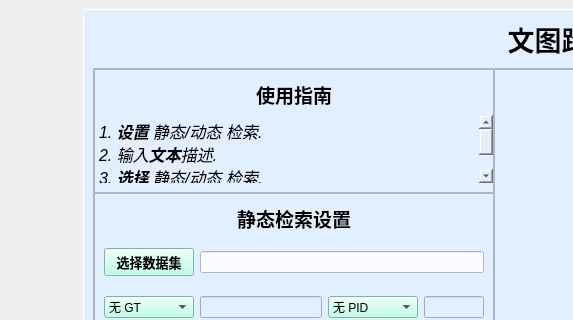
Old version of the form ui_designer/tbps.ui in the repository lugengyou/Atlas200_tbps_ui; both pictures show x 0 to 573 and y 0 to 320 of the 1367 by 843 pixel window.
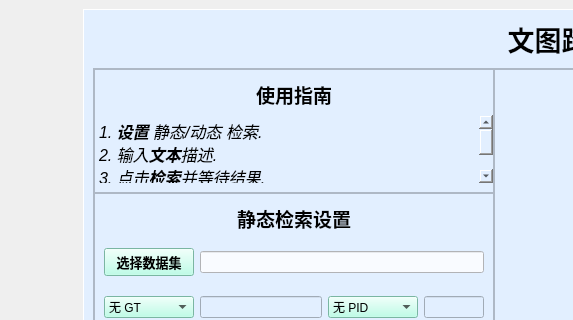
New version of the form.

Commit message: [NEW] 更新ui操作界面说明

What changed in the file:
```diff
--- a/ui_designer/tbps.ui
+++ b/ui_designer/tbps.ui
@@ -186,8 +186,8 @@
 &lt;html&gt;&lt;head&gt;&lt;meta name=&quot;qrichtext&quot; content=&quot;1&quot; /&gt;&lt;style type=&quot;text/css&quot;&gt;
 p, li { white-space: pre-wrap; }
 &lt;/style&gt;&lt;/head&gt;&lt;body style=&quot; font-family:'Sans Serif'; font-size:9pt; font-weight:400; font-style:normal;&quot;&gt;
-&lt;p style=&quot; margin-top:0px; margin-bottom:0px; margin-left:0px; margin-right:0px; -qt-block-indent:0; text-indent:0px;&quot;&gt;&lt;span style=&quot; font-size:12pt; font-style:italic;&quot;&gt;1. &lt;/span&gt;&lt;span style=&quot; font-size:12pt; font-weight:600; font-style:italic;&quot;&gt;设置&lt;/span&gt;&lt;span style=&quot; font-size:12pt; font-style:italic;&quot;&gt; 静态/动态 检索.&lt;br /&gt;2. 输入&lt;/span&gt;&lt;span style=&quot; font-size:12pt; font-weight:600; font-style:italic;&quot;&gt;文本&lt;/span&gt;&lt;span style=&quot; font-size:12pt; font-style:italic;&quot;&gt;描述.&lt;br /&gt;3. &lt;/span&gt;&lt;span style=&quot; font-size:12pt; font-weight:600; font-style:italic;&quot;&gt;选择&lt;/span&gt;&lt;span style=&quot; font-size:12pt; font-style:italic;&quot;&gt; 静态/动态 检索.&lt;br /&gt;4. 点击&lt;/span&gt;&lt;span style=&quot; font-size:12pt; font-weight:600; font-style:italic;&quot;&gt;检索&lt;/span&gt;&lt;span style=&quot; font-size:12pt; font-style:italic;&quot;&gt;并等待结果.&lt;/span&gt;&lt;/p&gt;
-&lt;p style=&quot; margin-top:0px; margin-bottom:0px; margin-left:0px; margin-right:0px; -qt-block-indent:0; text-indent:0px;&quot;&gt;&lt;span style=&quot; font-size:12pt; font-style:italic;&quot;&gt;5. 点击&lt;/span&gt;&lt;span style=&quot; font-size:12pt; font-weight:600; font-style:italic;&quot;&gt;保存&lt;/span&gt;&lt;span style=&quot; font-size:12pt; font-style:italic;&quot;&gt;按键可保存图像特征为静态检索的检索数据库.&lt;/span&gt;&lt;/p&gt;&lt;/body&gt;&lt;/html&gt;</string>
+&lt;p style=&quot; margin-top:0px; margin-bottom:0px; margin-left:0px; margin-right:0px; -qt-block-indent:0; text-indent:0px;&quot;&gt;&lt;span style=&quot; font-size:12pt; font-style:italic;&quot;&gt;1. &lt;/span&gt;&lt;span style=&quot; font-size:12pt; font-weight:600; font-style:italic;&quot;&gt;设置&lt;/span&gt;&lt;span style=&quot; font-size:12pt; font-style:italic;&quot;&gt; 静态/动态 检索.&lt;br /&gt;2. 输入&lt;/span&gt;&lt;span style=&quot; font-size:12pt; font-weight:600; font-style:italic;&quot;&gt;文本&lt;/span&gt;&lt;span style=&quot; font-size:12pt; font-style:italic;&quot;&gt;描述.&lt;br /&gt;3. 点击&lt;/span&gt;&lt;span style=&quot; font-size:12pt; font-weight:600; font-style:italic;&quot;&gt;检索&lt;/span&gt;&lt;span style=&quot; font-size:12pt; font-style:italic;&quot;&gt;并等待结果.&lt;/span&gt;&lt;/p&gt;
+&lt;p style=&quot; margin-top:0px; margin-bottom:0px; margin-left:0px; margin-right:0px; -qt-block-indent:0; text-indent:0px;&quot;&gt;&lt;span style=&quot; font-size:12pt; font-style:italic;&quot;&gt;4. 点击&lt;/span&gt;&lt;span style=&quot; font-size:12pt; font-weight:600; font-style:italic;&quot;&gt;保存&lt;/span&gt;&lt;span style=&quot; font-size:12pt; font-style:italic;&quot;&gt;按键可将动态检索提取的图像特征保存为静态检索的数据库.&lt;/span&gt;&lt;/p&gt;&lt;/body&gt;&lt;/html&gt;</string>
                   </property>
                  </widget>
                 </item>
```
The commit also changes 2 other files.
